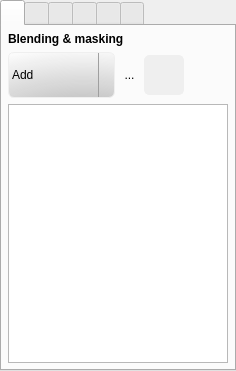
First picture: the form in src/MixingToolboxWidget.ui, repository markus-wa/glmixer-mirror, before the edit.
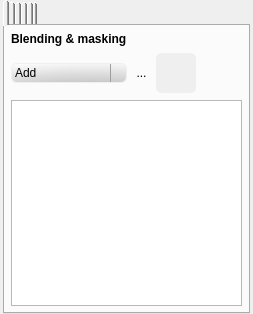
Second picture: the form after the edit. The open tabs and pages were chosen to show the change. Icons and pictures are not drawn.

Commit message: Minor GUI improvement (tab size & stylesheet)

Patch:
```diff
--- a/src/MixingToolboxWidget.ui
+++ b/src/MixingToolboxWidget.ui
@@ -6,16 +6,10 @@
    <rect>
     <x>0</x>
     <y>0</y>
-    <width>236</width>
-    <height>371</height>
+    <width>253</width>
+    <height>314</height>
    </rect>
   </property>
-  <property name="minimumSize">
-   <size>
-    <width>236</width>
-    <height>214</height>
-   </size>
-  </property>
   <property name="windowTitle">
    <string>Mixing</string>
   </property>
@@ -28,13 +22,13 @@
     <number>0</number>
    </property>
    <property name="leftMargin">
-    <number>0</number>
+    <number>3</number>
    </property>
    <property name="topMargin">
     <number>0</number>
    </property>
    <property name="rightMargin">
-    <number>0</number>
+    <number>3</number>
    </property>
    <property name="bottomMargin">
     <number>0</number>
@@ -42,19 +36,28 @@
    <item>
     <widget class="QTabWidget" name="mixingToolBox">
      <property name="sizePolicy">
-      <sizepolicy hsizetype="Preferred" vsizetype="Preferred">
+      <sizepolicy hsizetype="Preferred" vsizetype="Expanding">
        <horstretch>0</horstretch>
        <verstretch>0</verstretch>
       </sizepolicy>
      </property>
-     <property name="minimumSize">
-      <size>
-       <width>227</width>
-       <height>210</height>
-      </size>
-     </property>
      <property name="styleSheet">
-      <string notr="true"/>
+      <string notr="true">QToolButton { 
+     border-style: solid;
+     border-width: 1px;
+     border-radius:0px;
+	 padding: 0px;
+     min-height: 6px;
+     min-width: 6px;
+     border-color: palette(dark);
+     background: palette(window);
+}
+
+QTabBar::tab {
+    padding: 6px -3px 6px 9px;
+}
+
+</string>
      </property>
      <property name="tabPosition">
       <enum>QTabWidget::North</enum>
@@ -71,6 +74,9 @@
        <height>16</height>
       </size>
      </property>
+     <property name="elideMode">
+      <enum>Qt::ElideRight</enum>
+     </property>
      <property name="usesScrollButtons">
       <bool>true</bool>
      </property>
@@ -124,12 +130,6 @@
              <verstretch>0</verstretch>
             </sizepolicy>
            </property>
-           <property name="minimumSize">
-            <size>
-             <width>0</width>
-             <height>46</height>
-            </size>
-           </property>
            <property name="toolTip">
             <string>Blending mode
 (how the colors are mixed with other sources)</string>
@@ -252,8 +252,8 @@
           <widget class="QToolButton" name="blendingCustomButton">
            <property name="minimumSize">
             <size>
-             <width>0</width>
-             <height>40</height>
+             <width>8</width>
+             <height>8</height>
             </size>
            </property>
            <property name="maximumSize">
@@ -333,8 +333,8 @@
           <widget class="QToolButton" name="blendingPixelatedButton">
            <property name="minimumSize">
             <size>
-             <width>40</width>
-             <height>40</height>
+             <width>42</width>
+             <height>42</height>
             </size>
            </property>
            <property name="maximumSize">
@@ -455,7 +455,7 @@
           <enum>QListView::Adjust</enum>
          </property>
          <property name="spacing">
-          <number>1</number>
+          <number>2</number>
          </property>
          <property name="viewMode">
           <enum>QListView::IconMode</enum>
```
Left out of the diff: 36 changed lines with no effect on the pictures. The commit also changes 1 other file.
